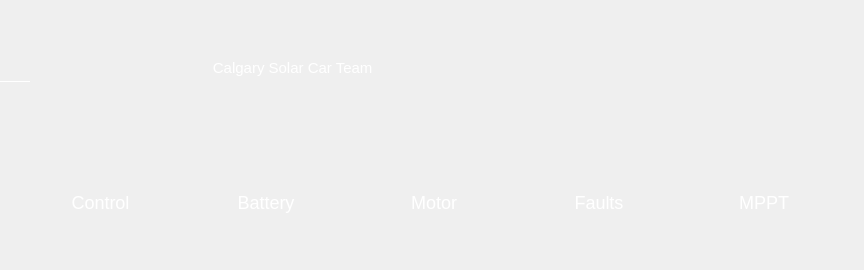
First picture: the form in src/ViewLayer/DebugDisplay/Tab/TabUi/TabUi.ui, repository UCSolarCarTeam/Epsilon-Dashboard, before the edit.
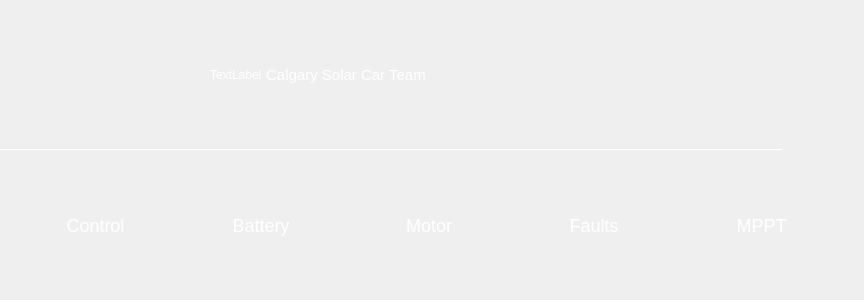
Second picture: the form after the edit. Icons and pictures are not drawn.

```diff
--- a/src/ViewLayer/DebugDisplay/Tab/TabUi/TabUi.ui
+++ b/src/ViewLayer/DebugDisplay/Tab/TabUi/TabUi.ui
@@ -7,7 +7,7 @@
     <x>0</x>
     <y>0</y>
     <width>864</width>
-    <height>270</height>
+    <height>300</height>
    </rect>
   </property>
   <property name="sizePolicy">
@@ -39,17 +39,39 @@
     <number>0</number>
    </property>
    <item>
+    <widget class="QWidget" name="" native="true">
+     <property name="sizePolicy">
+      <sizepolicy hsizetype="Preferred" vsizetype="Minimum">
+       <horstretch>0</horstretch>
+       <verstretch>0</verstretch>
+      </sizepolicy>
+     </property>
+     <property name="minimumSize">
+      <size>
+       <width>0</width>
+       <height>40</height>
+      </size>
+     </property>
     <layout class="QHBoxLayout" name="horizontalLayout_3">
      <property name="spacing">
       <number>0</number>
      </property>
+      <property name="leftMargin">
+       <number>0</number>
+      </property>
+      <property name="topMargin">
+       <number>0</number>
+      </property>
      <property name="rightMargin">
       <number>0</number>
      </property>
+      <property name="bottomMargin">
+       <number>0</number>
+      </property>
      <item>
       <widget class="QPushButton" name="homepageButton">
        <property name="sizePolicy">
-        <sizepolicy hsizetype="Fixed" vsizetype="Fixed">
+         <sizepolicy hsizetype="Fixed" vsizetype="Minimum">
          <horstretch>0</horstretch>
          <verstretch>0</verstretch>
         </sizepolicy>
@@ -107,9 +129,62 @@
       </widget>
      </item>
      <item>
+       <widget class="QWidget" name="" native="true">
+        <property name="styleSheet">
+         <string notr="true">QWidget{
+
+
+color: rgb(255,255,255);
+background-color: qlineargradient(x1: 0, y1: 0, x2: 0, y2: 1,
+                                      stop: 0 rgb(100,100,100), stop: 1 black);
+
+QWidget::move(40, 2);
+
+
+border-bottom: 1px solid white;
+
+}</string>
+        </property>
       <layout class="QHBoxLayout" name="horizontalLayout_5">
+         <property name="spacing">
+          <number>0</number>
+         </property>
+         <property name="leftMargin">
+          <number>180</number>
+         </property>
+         <property name="topMargin">
+          <number>0</number>
+         </property>
+         <property name="rightMargin">
+          <number>0</number>
+         </property>
+         <property name="bottomMargin">
+          <number>0</number>
+         </property>
        <item>
-        <widget class="QLabel" name="label">
+          <widget class="QLabel" name="calgaryTeam">
+           <property name="styleSheet">
+            <string notr="true">QLabel{
+
+
+color: rgb(255,255,255);
+background-color: qlineargradient(x1: 0, y1: 0, x2: 0, y2: 1,
+                                      stop: 0 rgb(100,100,100), stop: 1 black);
+
+QWidget::move(40, 2);
+
+
+border-bottom: 1px solid white;
+
+}</string>
+           </property>
+           <property name="text">
+            <string>TextLabel</string>
+           </property>
+          </widget>
+         </item>
+         <item>
+          <widget class="QLabel" name="calgarySolarCarTeam">
          <property name="enabled">
           <bool>true</bool>
          </property>
@@ -138,12 +213,17 @@
          </property>
          <property name="styleSheet">
           <string notr="true">QLabel{
+
+
 color: rgb(255,255,255);
 background-color: qlineargradient(x1: 0, y1: 0, x2: 0, y2: 1,
                                       stop: 0 rgb(100,100,100), stop: 1 black);
 
 QWidget::move(40, 2);
+
+
 border-bottom: 1px solid white;
+
 }
 </string>
          </property>
@@ -154,7 +234,7 @@
           <enum>QFrame::Plain</enum>
          </property>
          <property name="text">
-          <string>                                            Calgary Solar Car Team</string>
+            <string> Calgary Solar Car Team</string>
          </property>
          <property name="alignment">
           <set>Qt::AlignJustify|Qt::AlignVCenter</set>
@@ -168,6 +248,7 @@
         </widget>
        </item>
       </layout>
+       </widget>
      </item>
      <item>
       <widget class="QLabel" name="Digital_Clock">
@@ -476,9 +557,22 @@
       </widget>
      </item>
     </layout>
+    </widget>
    </item>
    <item>
     <widget class="QWidget" name="widget" native="true">
+     <property name="sizePolicy">
+      <sizepolicy hsizetype="Minimum" vsizetype="Minimum">
+       <horstretch>0</horstretch>
+       <verstretch>0</verstretch>
+      </sizepolicy>
+     </property>
+     <property name="minimumSize">
+      <size>
+       <width>500</width>
+       <height>40</height>
+      </size>
+     </property>
      <layout class="QHBoxLayout" name="horizontalLayout_4">
       <property name="spacing">
        <number>0</number>
@@ -498,15 +592,15 @@
       <item>
        <widget class="QPushButton" name="controlButton">
         <property name="sizePolicy">
-         <sizepolicy hsizetype="Fixed" vsizetype="Fixed">
+         <sizepolicy hsizetype="Fixed" vsizetype="Minimum">
           <horstretch>0</horstretch>
           <verstretch>0</verstretch>
          </sizepolicy>
         </property>
         <property name="minimumSize">
          <size>
-          <width>140</width>
-          <height>0</height>
+          <width>135</width>
+          <height>40</height>
          </size>
         </property>
         <property name="maximumSize">
@@ -524,7 +618,9 @@
    
                                  stop: 0 rgb(60,60,60), stop: 1 rgb(60,60,60));
 
-image: url(:/Resources/SteeringIcon.png);
+/*image: url(:/Resources/SteeringIcon.png);
+*/
+background-position: bottom left;
 
 image-position: 1,1;
 
@@ -544,14 +640,14 @@
 }</string>
         </property>
         <property name="text">
-         <string> Control</string>
+         <string>Control</string>
         </property>
        </widget>
       </item>
       <item>
        <widget class="QPushButton" name="batteryButton">
         <property name="sizePolicy">
-         <sizepolicy hsizetype="Fixed" vsizetype="Fixed">
+         <sizepolicy hsizetype="Fixed" vsizetype="Minimum">
           <horstretch>0</horstretch>
           <verstretch>0</verstretch>
          </sizepolicy>
@@ -559,7 +655,7 @@
         <property name="minimumSize">
          <size>
           <width>140</width>
-          <height>0</height>
+          <height>40</height>
          </size>
         </property>
         <property name="maximumSize">
@@ -573,7 +669,8 @@
 color: rgb(255,255,255);
 background-color: qlineargradient(x1: 0, y1: 0, x2: 0, y2: 1,
                                       stop: 0 rgb(60,60,60), stop: 1 rgb(60,60,60));
-image: url(:/Resources/BatteryIcon.png);
+/*image: url(:/Resources/BatteryIcon.png);
+*/
 image-position: 1,1;
 font-size: 18px;
 
@@ -598,7 +695,7 @@
       <item>
        <widget class="QPushButton" name="motorButton">
         <property name="sizePolicy">
-         <sizepolicy hsizetype="Fixed" vsizetype="Fixed">
+         <sizepolicy hsizetype="Fixed" vsizetype="Minimum">
           <horstretch>0</horstretch>
           <verstretch>0</verstretch>
          </sizepolicy>
@@ -606,7 +703,7 @@
         <property name="minimumSize">
          <size>
           <width>140</width>
-          <height>0</height>
+          <height>40</height>
          </size>
         </property>
         <property name="maximumSize">
@@ -620,7 +717,8 @@
 color: rgb(255,255,255);
 background-color: qlineargradient(x1: 0, y1: 0, x2: 0, y2: 1,
                                       stop: 0 rgb(60,60,60), stop: 1 rgb(60,60,60));
-image: url(:/Resources/EngineIcon.png);
+/*image: url(:/Resources/EngineIcon.png);
+*/
 image-position: 1,1;
 font-size: 18px;
 
@@ -645,7 +743,7 @@
       <item>
        <widget class="QPushButton" name="faultButton">
         <property name="sizePolicy">
-         <sizepolicy hsizetype="Fixed" vsizetype="Fixed">
+         <sizepolicy hsizetype="Fixed" vsizetype="Minimum">
           <horstretch>0</horstretch>
           <verstretch>0</verstretch>
          </sizepolicy>
@@ -653,7 +751,7 @@
         <property name="minimumSize">
          <size>
           <width>134</width>
-          <height>0</height>
+          <height>40</height>
          </size>
         </property>
         <property name="maximumSize">
@@ -668,7 +766,8 @@
 color: rgb(255,255,255);
 background-color: qlineargradient(x1: 0, y1: 0, x2: 0, y2: 1,
                                       stop: 0 rgb(60,60,60), stop: 1 rgb(60,60,60));
-image: url(:/Resources/GearIcon.png);
+/*image: url(:/Resources/GearIcon.png);
+*/
 image-position: 1,1;
 font-size:18px;
 
@@ -693,15 +792,15 @@
       <item>
        <widget class="QPushButton" name="mpptButton">
         <property name="sizePolicy">
-         <sizepolicy hsizetype="Fixed" vsizetype="Fixed">
+         <sizepolicy hsizetype="Minimum" vsizetype="Minimum">
           <horstretch>0</horstretch>
           <verstretch>0</verstretch>
          </sizepolicy>
         </property>
         <property name="minimumSize">
          <size>
-          <width>140</width>
-          <height>0</height>
+          <width>145</width>
+          <height>40</height>
          </size>
         </property>
         <property name="maximumSize">
@@ -710,12 +809,16 @@
           <height>16777215</height>
          </size>
         </property>
+        <property name="toolTip">
+         <string>&lt;html&gt;&lt;head/&gt;&lt;body&gt;&lt;p align=&quot;center&quot;&gt;&lt;br/&gt;&lt;/p&gt;&lt;/body&gt;&lt;/html&gt;</string>
+        </property>
         <property name="styleSheet">
          <string notr="true">QPushButton{
 color: rgb(255,255,255);
 background-color: qlineargradient(x1: 0, y1: 0, x2: 0, y2: 1,
                                       stop: 0 rgb(60,60,60), stop: 1 rgb(60,60,60));
-image: url(:/Resources/MPPTIcon.png);
+/*image: url(:/Resources/MPPTIcon.png);
+*/
 image-position: 1,1;
 font-size: 18px;
 
```
Lines whose indentation alone changed are shown as unchanged.
